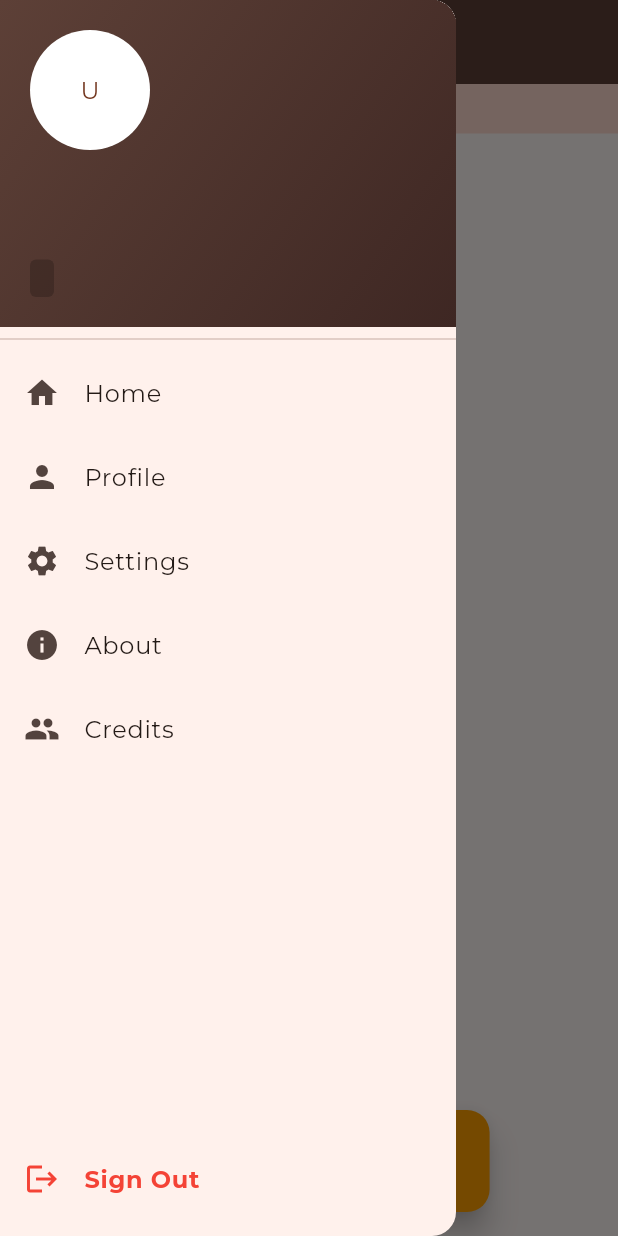
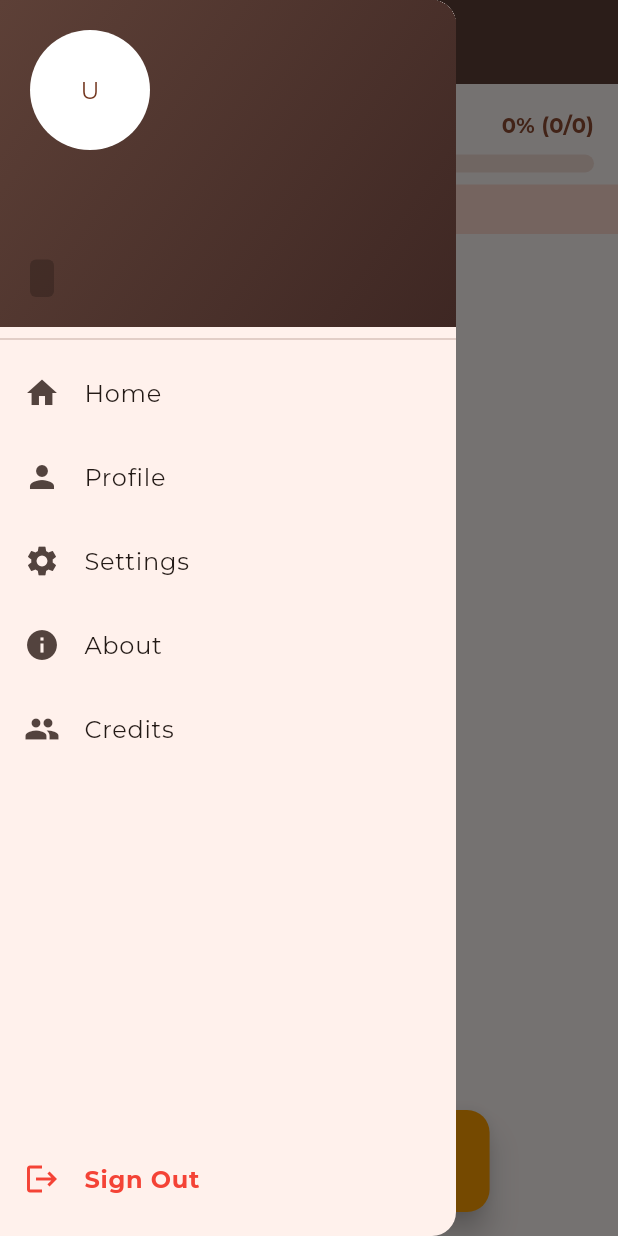
Before and after one commit to Kalla-21/codebeans_v1, a Flutter app: the HomeScreen screen opened by its route, with the side drawer open, on a phone screen of 412 x 824 dp. Run offline on Flutter 3.47's test engine with Material 3 defaults, Android fonts, the light colour scheme and no system bars; our stand-ins replace confetti, firebase_auth, firebase_core, firebase_database; accounts and stored records are empty; statements that could not run were skipped.

Commit message:
Added progress bar, confetti animation

```diff
--- a/lib/data/user_data.dart
+++ b/lib/data/user_data.dart
@@ -128,7 +128,7 @@
   ),
   TestUser(
     uid: 'renzo',
-    email: 'a',
+    email: 'a@mail.com',
     password: 'a',
     username: 'Renzo',
     bio: 'at the end of the day is night, goodnight',
--- a/lib/screens/home_screen.dart
+++ b/lib/screens/home_screen.dart
@@ -15,6 +15,8 @@
 class _HomeScreenState extends State<HomeScreen> {
   final FirebaseService _firebaseService = FirebaseService();
   final DatabaseReference _dbRef = FirebaseDatabase.instance.ref();
+
+  double _progressValue = 0.0;
 
   User? _currentUser;
   String _username = "Loading...";
@@ -117,6 +119,10 @@
         setState(() {
           lessons = mergedLessons; // Use the updated list
           allLessonsCompleted = lessons.every((l) => l.isCompleted);
+          if (lessons.isNotEmpty) {
+            final completedCount = lessons.where((l) => l.isCompleted).length;
+            _progressValue = completedCount / lessons.length;
+          }
           isLoading = false;
         });
       }
@@ -150,6 +156,11 @@
       lessons[index] = lesson.copyWith(isCompleted: true);
       allLessonsCompleted = lessons.every((l) => l.isCompleted);
     });
+
+    if (lessons.isNotEmpty) {
+      final completedCount = lessons.where((l) => l.isCompleted).length;
+      _progressValue = completedCount / lessons.length;
+    }
 
     if (mounted) {
       ScaffoldMessenger.of(context).showSnackBar(
@@ -335,6 +346,12 @@
       ),
       body: Column(
         children: [
+          // Progress bar
+          _ProgressBar(
+            progressValue: _progressValue,
+            completedLessons: lessons.where((l) => l.isCompleted).length,
+            totalLessons: lessons.length,
+          ),
           // Progressive / Full Access banner
           Builder(
             builder: (context) {
@@ -496,3 +513,60 @@
     );
   }
 }
+class _ProgressBar extends StatelessWidget {
+  final double progressValue;
+  final int completedLessons;
+  final int totalLessons;
+
+  const _ProgressBar({
+    required this.progressValue,
+    required this.completedLessons,
+    required this.totalLessons,
+  });
+
+  @override
+  Widget build(BuildContext context) {
+    final colorScheme = Theme.of(context).colorScheme;
+
+    return Padding(
+      padding: const EdgeInsets.fromLTRB(16, 16, 16, 8),
+      child: Column(
+        crossAxisAlignment: CrossAxisAlignment.start,
+        children: [
+          // Row for the "Progress" title and percentage text
+          Row(
+            mainAxisAlignment: MainAxisAlignment.spaceBetween,
+            children: [
+              Text(
+                'Your Progress',
+                style: TextStyle(
+                  fontWeight: FontWeight.bold,
+                  fontSize: 16,
+                  color: colorScheme.onSurface,
+                ),
+              ),
+              Text(
+                '${(progressValue * 100).toStringAsFixed(0)}% ($completedLessons/$totalLessons)',
+                style: TextStyle(
+                  fontWeight: FontWeight.w600,
+                  fontSize: 14,
+                  color: colorScheme.primary,
+                ),
+              ),
+            ],
+          ),
+          const SizedBox(height: 8),
+
+          // The actual progress bar
+          LinearProgressIndicator(
+            value: progressValue,
+            minHeight: 12, // Makes the bar thicker
+            backgroundColor: colorScheme.surfaceVariant,
+            color: colorScheme.primary,
+            borderRadius: BorderRadius.circular(6),
+          ),
+        ],
+      ),
+    );
+  }
+}
--- a/pubspec.yaml
+++ b/pubspec.yaml
@@ -23,6 +23,7 @@
   # Use with the CupertinoIcons class for iOS style icons.
   cupertino_icons: ^1.0.8
   flutter_markdown: ^0.7.7+1
+  confetti: ^0.8.0
 
 flutter_launcher_icons:
   android: true
@@ -46,6 +47,7 @@
 flutter:
   assets:
     - assets/icon/app_icon.png
+    - assets/backgrounds/
     - assets/avatars/avatar1.png
     - assets/avatars/avatar2.png
     - assets/avatars/avatar3.png
```
Also changed, not shown: lib/screens/login_screen.dart (+57 -1 lines), pubspec.lock, 2 other files.
